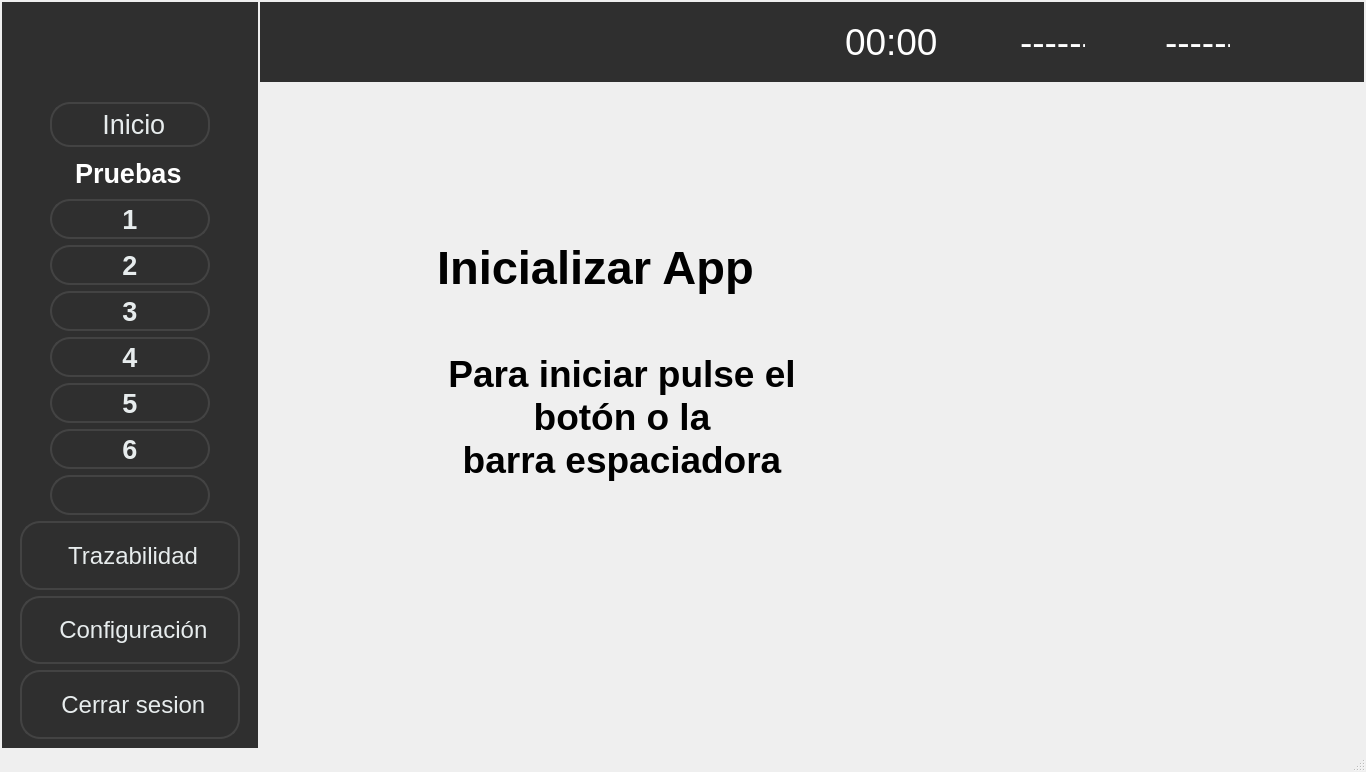
Before: the Qt Designer form ui/Application.ui in Patryckx/Nidec-tester, drawn with Qt 5.
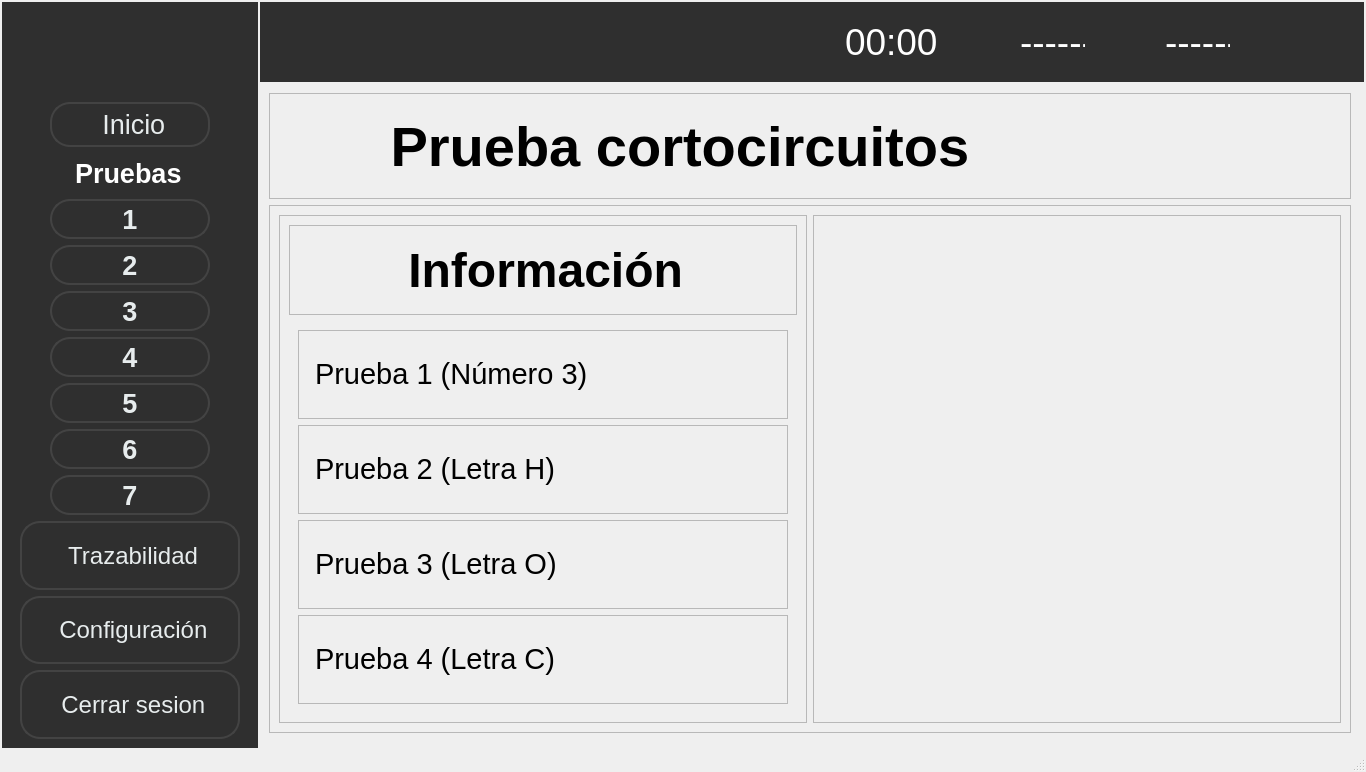
After: the same form once the commit is applied. The open tabs and pages were chosen to show the change. Icons and pictures are not drawn.

What changed in the file:
```diff
--- a/ui/Application.ui
+++ b/ui/Application.ui
@@ -11119,6 +11119,604 @@
         </item>
        </layout>
       </widget>
+      <widget class="QWidget" name="page_23">
+       <layout class="QVBoxLayout" name="verticalLayout_42" stretch="1,5">
+        <item>
+         <widget class="QFrame" name="frame_21">
+          <property name="frameShape">
+           <enum>QFrame::StyledPanel</enum>
+          </property>
+          <property name="frameShadow">
+           <enum>QFrame::Raised</enum>
+          </property>
+          <layout class="QHBoxLayout" name="horizontalLayout_151">
+           <item>
+            <widget class="QLabel" name="label_108">
+             <property name="sizePolicy">
+              <sizepolicy hsizetype="Ignored" vsizetype="Ignored">
+               <horstretch>0</horstretch>
+               <verstretch>0</verstretch>
+              </sizepolicy>
+             </property>
+             <property name="minimumSize">
+              <size>
+               <width>70</width>
+               <height>70</height>
+              </size>
+             </property>
+             <property name="maximumSize">
+              <size>
+               <width>90</width>
+               <height>90</height>
+              </size>
+             </property>
+             <property name="text">
+              <string/>
+             </property>
+             <property name="pixmap">
+              <pixmap resource="../resources/resources.qrc">:/resources/number-3.png</pixmap>
+             </property>
+             <property name="scaledContents">
+              <bool>true</bool>
+             </property>
+            </widget>
+           </item>
+           <item>
+            <widget class="QLabel" name="label_109">
+             <property name="font">
+              <font>
+               <family>MS Shell Dlg 2</family>
+               <pointsize>42</pointsize>
+               <weight>75</weight>
+               <bold>true</bold>
+              </font>
+             </property>
+             <property name="text">
+              <string> Prueba cortocircuitos</string>
+             </property>
+            </widget>
+           </item>
+          </layout>
+         </widget>
+        </item>
+        <item>
+         <widget class="QFrame" name="frame_15">
+          <property name="sizePolicy">
+           <sizepolicy hsizetype="Ignored" vsizetype="Ignored">
+            <horstretch>0</horstretch>
+            <verstretch>0</verstretch>
+           </sizepolicy>
+          </property>
+          <property name="frameShape">
+           <enum>QFrame::StyledPanel</enum>
+          </property>
+          <property name="frameShadow">
+           <enum>QFrame::Raised</enum>
+          </property>
+          <layout class="QHBoxLayout" name="horizontalLayout_149" stretch="1,1">
+           <item>
+            <widget class="QFrame" name="frame_16">
+             <property name="sizePolicy">
+              <sizepolicy hsizetype="Ignored" vsizetype="Ignored">
+               <horstretch>0</horstretch>
+               <verstretch>0</verstretch>
+              </sizepolicy>
+             </property>
+             <property name="frameShape">
+              <enum>QFrame::StyledPanel</enum>
+             </property>
+             <property name="frameShadow">
+              <enum>QFrame::Raised</enum>
+             </property>
+             <layout class="QVBoxLayout" name="verticalLayout_40" stretch="0,5">
+              <item>
+               <widget class="QFrame" name="frame_17">
+                <property name="frameShape">
+                 <enum>QFrame::StyledPanel</enum>
+                </property>
+                <property name="frameShadow">
+                 <enum>QFrame::Raised</enum>
+                </property>
+                <layout class="QHBoxLayout" name="horizontalLayout_150">
+                 <item>
+                  <widget class="QLabel" name="label_96">
+                   <property name="sizePolicy">
+                    <sizepolicy hsizetype="Ignored" vsizetype="Ignored">
+                     <horstretch>0</horstretch>
+                     <verstretch>0</verstretch>
+                    </sizepolicy>
+                   </property>
+                   <property name="minimumSize">
+                    <size>
+                     <width>70</width>
+                     <height>70</height>
+                    </size>
+                   </property>
+                   <property name="maximumSize">
+                    <size>
+                     <width>90</width>
+                     <height>90</height>
+                    </size>
+                   </property>
+                   <property name="text">
+                    <string/>
+                   </property>
+                   <property name="pixmap">
+                    <pixmap resource="../resources/resources.qrc">:/resources/informacion.png</pixmap>
+                   </property>
+                   <property name="scaledContents">
+                    <bool>true</bool>
+                   </property>
+                  </widget>
+                 </item>
+                 <item>
+                  <widget class="QLabel" name="label_97">
+                   <property name="font">
+                    <font>
+                     <pointsize>36</pointsize>
+                     <weight>75</weight>
+                     <bold>true</bold>
+                    </font>
+                   </property>
+                   <property name="text">
+                    <string> Información</string>
+                   </property>
+                  </widget>
+                 </item>
+                </layout>
+               </widget>
+              </item>
+              <item>
+               <widget class="QWidget" name="widget_4" native="true">
+                <property name="sizePolicy">
+                 <sizepolicy hsizetype="Ignored" vsizetype="Ignored">
+                  <horstretch>0</horstretch>
+                  <verstretch>0</verstretch>
+                 </sizepolicy>
+                </property>
+                <layout class="QVBoxLayout" name="verticalLayout_43">
+                 <item>
+                  <widget class="QFrame" name="frame_22">
+                   <property name="frameShape">
+                    <enum>QFrame::StyledPanel</enum>
+                   </property>
+                   <property name="frameShadow">
+                    <enum>QFrame::Raised</enum>
+                   </property>
+                   <layout class="QHBoxLayout" name="horizontalLayout_152">
+                    <item>
+                     <widget class="QLabel" name="label_98">
+                      <property name="minimumSize">
+                       <size>
+                        <width>350</width>
+                        <height>40</height>
+                       </size>
+                      </property>
+                      <property name="maximumSize">
+                       <size>
+                        <width>350</width>
+                        <height>40</height>
+                       </size>
+                      </property>
+                      <property name="font">
+                       <font>
+                        <pointsize>22</pointsize>
+                        <weight>50</weight>
+                        <bold>false</bold>
+                       </font>
+                      </property>
+                      <property name="text">
+                       <string>Prueba 1 (Número 3)</string>
+                      </property>
+                     </widget>
+                    </item>
+                    <item>
+                     <widget class="QLabel" name="lblLCD_ShortCircuit3">
+                      <property name="enabled">
+                       <bool>false</bool>
+                      </property>
+                      <property name="minimumSize">
+                       <size>
+                        <width>40</width>
+                        <height>40</height>
+                       </size>
+                      </property>
+                      <property name="maximumSize">
+                       <size>
+                        <width>40</width>
+                        <height>40</height>
+                       </size>
+                      </property>
+                      <property name="cursor">
+                       <cursorShape>ArrowCursor</cursorShape>
+                      </property>
+                      <property name="text">
+                       <string/>
+                      </property>
+                      <property name="pixmap">
+                       <pixmap resource="../resources/resources.qrc">:/resources/right.png</pixmap>
+                      </property>
+                      <property name="scaledContents">
+                       <bool>true</bool>
+                      </property>
+                     </widget>
+                    </item>
+                    <item>
+                     <widget class="QLabel" name="lblLCD_ShortCircuit3Input">
+                      <property name="minimumSize">
+                       <size>
+                        <width>40</width>
+                        <height>40</height>
+                       </size>
+                      </property>
+                      <property name="maximumSize">
+                       <size>
+                        <width>40</width>
+                        <height>40</height>
+                       </size>
+                      </property>
+                      <property name="cursor">
+                       <cursorShape>ArrowCursor</cursorShape>
+                      </property>
+                      <property name="text">
+                       <string/>
+                      </property>
+                      <property name="pixmap">
+                       <pixmap resource="../resources/resources.qrc">:/resources/seven-segment-display.png</pixmap>
+                      </property>
+                      <property name="scaledContents">
+                       <bool>true</bool>
+                      </property>
+                     </widget>
+                    </item>
+                   </layout>
+                  </widget>
+                 </item>
+                 <item>
+                  <widget class="QFrame" name="frame_23">
+                   <property name="frameShape">
+                    <enum>QFrame::StyledPanel</enum>
+                   </property>
+                   <property name="frameShadow">
+                    <enum>QFrame::Raised</enum>
+                   </property>
+                   <layout class="QHBoxLayout" name="horizontalLayout_153">
+                    <item>
+                     <widget class="QLabel" name="label_102">
+                      <property name="minimumSize">
+                       <size>
+                        <width>350</width>
+                        <height>40</height>
+                       </size>
+                      </property>
+                      <property name="maximumSize">
+                       <size>
+                        <width>350</width>
+                        <height>40</height>
+                       </size>
+                      </property>
+                      <property name="font">
+                       <font>
+                        <pointsize>22</pointsize>
+                        <weight>50</weight>
+                        <bold>false</bold>
+                       </font>
+                      </property>
+                      <property name="text">
+                       <string>Prueba 2 (Letra H)</string>
+                      </property>
+                     </widget>
+                    </item>
+                    <item>
+                     <widget class="QLabel" name="lblLCD_ShortCircuitH">
+                      <property name="enabled">
+                       <bool>false</bool>
+                      </property>
+                      <property name="minimumSize">
+                       <size>
+                        <width>40</width>
+                        <height>40</height>
+                       </size>
+                      </property>
+                      <property name="maximumSize">
+                       <size>
+                        <width>40</width>
+                        <height>40</height>
+                       </size>
+                      </property>
+                      <property name="cursor">
+                       <cursorShape>ArrowCursor</cursorShape>
+                      </property>
+                      <property name="text">
+                       <string/>
+                      </property>
+                      <property name="pixmap">
+                       <pixmap resource="../resources/resources.qrc">:/resources/right.png</pixmap>
+                      </property>
+                      <property name="scaledContents">
+                       <bool>true</bool>
+                      </property>
+                     </widget>
+                    </item>
+                    <item>
+                     <widget class="QLabel" name="lblLCD_ShortCircuitHInput">
+                      <property name="minimumSize">
+                       <size>
+                        <width>40</width>
+                        <height>40</height>
+                       </size>
+                      </property>
+                      <property name="maximumSize">
+                       <size>
+                        <width>40</width>
+                        <height>40</height>
+                       </size>
+                      </property>
+                      <property name="cursor">
+                       <cursorShape>ArrowCursor</cursorShape>
+                      </property>
+                      <property name="text">
+                       <string/>
+                      </property>
+                      <property name="pixmap">
+                       <pixmap resource="../resources/resources.qrc">:/resources/seven-segment-display.png</pixmap>
+                      </property>
+                      <property name="scaledContents">
+                       <bool>true</bool>
+                      </property>
+                     </widget>
+                    </item>
+                   </layout>
+                  </widget>
+                 </item>
+                 <item>
+                  <widget class="QFrame" name="frame_24">
+                   <property name="frameShape">
+                    <enum>QFrame::StyledPanel</enum>
+                   </property>
+                   <property name="frameShadow">
+                    <enum>QFrame::Raised</enum>
+                   </property>
+                   <layout class="QHBoxLayout" name="horizontalLayout_154">
+                    <item>
+                     <widget class="QLabel" name="label_103">
+                      <property name="minimumSize">
+                       <size>
+                        <width>350</width>
+                        <height>40</height>
+                       </size>
+                      </property>
+                      <property name="maximumSize">
+                       <size>
+                        <width>350</width>
+                        <height>40</height>
+                       </size>
+                      </property>
+                      <property name="font">
+                       <font>
+                        <pointsize>22</pointsize>
+                        <weight>50</weight>
+                        <bold>false</bold>
+                       </font>
+                      </property>
+                      <property name="text">
+                       <string>Prueba 3 (Letra O)</string>
+                      </property>
+                     </widget>
+                    </item>
+                    <item>
+                     <widget class="QLabel" name="lblLCD_ShortCircuitO">
+                      <property name="enabled">
+                       <bool>false</bool>
+                      </property>
+                      <property name="minimumSize">
+                       <size>
+                        <width>40</width>
+                        <height>40</height>
+                       </size>
+                      </property>
+                      <property name="maximumSize">
+                       <size>
+                        <width>40</width>
+                        <height>40</height>
+                       </size>
+                      </property>
+                      <property name="cursor">
+                       <cursorShape>ArrowCursor</cursorShape>
+                      </property>
+                      <property name="text">
+                       <string/>
+                      </property>
+                      <property name="pixmap">
+                       <pixmap resource="../resources/resources.qrc">:/resources/right.png</pixmap>
+                      </property>
+                      <property name="scaledContents">
+                       <bool>true</bool>
+                      </property>
+                     </widget>
+                    </item>
+                    <item>
+                     <widget class="QLabel" name="lblLCD_ShortCircuitOInput">
+                      <property name="minimumSize">
+                       <size>
+                        <width>40</width>
+                        <height>40</height>
+                       </size>
+                      </property>
+                      <property name="maximumSize">
+                       <size>
+                        <width>40</width>
+                        <height>40</height>
+                       </size>
+                      </property>
+                      <property name="cursor">
+                       <cursorShape>ArrowCursor</cursorShape>
+                      </property>
+                      <property name="text">
+                       <string/>
+                      </property>
+                      <property name="pixmap">
+                       <pixmap resource="../resources/resources.qrc">:/resources/seven-segment-display.png</pixmap>
+                      </property>
+                      <property name="scaledContents">
+                       <bool>true</bool>
+                      </property>
+                     </widget>
+                    </item>
+                   </layout>
+                  </widget>
+                 </item>
+                 <item>
+                  <widget class="QFrame" name="frame_25">
+                   <property name="frameShape">
+                    <enum>QFrame::StyledPanel</enum>
+                   </property>
+                   <property name="frameShadow">
+                    <enum>QFrame::Raised</enum>
+                   </property>
+                   <layout class="QHBoxLayout" name="horizontalLayout_155">
+                    <item>
+                     <widget class="QLabel" name="label_104">
+                      <property name="minimumSize">
+                       <size>
+                        <width>350</width>
+                        <height>40</height>
+                       </size>
+                      </property>
+                      <property name="maximumSize">
+                       <size>
+                        <width>350</width>
+                        <height>40</height>
+                       </size>
+                      </property>
+                      <property name="font">
+                       <font>
+                        <pointsize>22</pointsize>
+                        <weight>50</weight>
+                        <bold>false</bold>
+                       </font>
+                      </property>
+                      <property name="text">
+                       <string>Prueba 4 (Letra C)</string>
+                      </property>
+                     </widget>
+                    </item>
+                    <item>
+                     <widget class="QLabel" name="lblLCD_ShortCircuitC">
+                      <property name="enabled">
+                       <bool>false</bool>
+                      </property>
+                      <property name="minimumSize">
+                       <size>
+                        <width>40</width>
+                        <height>40</height>
+                       </size>
+                      </property>
+                      <property name="maximumSize">
+                       <size>
+                        <width>40</width>
+                        <height>40</height>
+                       </size>
+                      </property>
+                      <property name="cursor">
+                       <cursorShape>ArrowCursor</cursorShape>
+                      </property>
+                      <property name="text">
+                       <string/>
+                      </property>
+                      <property name="pixmap">
+                       <pixmap resource="../resources/resources.qrc">:/resources/right.png</pixmap>
+                      </property>
+                      <property name="scaledContents">
+                       <bool>true</bool>
+                      </property>
+                     </widget>
+                    </item>
+                    <item>
+                     <widget class="QLabel" name="lblLCD_ShortCircuitCInput">
+                      <property name="minimumSize">
+                       <size>
+                        <width>40</width>
+                        <height>40</height>
+                       </size>
+                      </property>
+                      <property name="maximumSize">
+                       <size>
+                        <width>40</width>
+                        <height>40</height>
+                       </size>
+                      </property>
+                      <property name="cursor">
+                       <cursorShape>ArrowCursor</cursorShape>
+                      </property>
+                      <property name="text">
+                       <string/>
+                      </property>
+                      <property name="pixmap">
+                       <pixmap resource="../resources/resources.qrc">:/resources/seven-segment-display.png</pixmap>
+                      </property>
+                      <property name="scaledContents">
+                       <bool>true</bool>
+                      </property>
+                     </widget>
+                    </item>
+                   </layout>
+                  </widget>
+                 </item>
+                </layout>
+               </widget>
+              </item>
+             </layout>
+            </widget>
+           </item>
+           <item>
+            <widget class="QFrame" name="frame_18">
+             <property name="sizePolicy">
+              <sizepolicy hsizetype="Ignored" vsizetype="Ignored">
+               <horstretch>0</horstretch>
+               <verstretch>0</verstretch>
+              </sizepolicy>
+             </property>
+             <property name="frameShape">
+              <enum>QFrame::StyledPanel</enum>
+             </property>
+             <property name="frameShadow">
+              <enum>QFrame::Raised</enum>
+             </property>
+             <layout class="QGridLayout" name="gridLayout_25">
+              <item row="0" column="0">
+               <widget class="QLabel" name="PentairIMG_10">
+                <property name="minimumSize">
+                 <size>
+                  <width>400</width>
+                  <height>400</height>
+                 </size>
+                </property>
+                <property name="maximumSize">
+                 <size>
+                  <width>400</width>
+                  <height>400</height>
+                 </size>
+                </property>
+                <property name="text">
+                 <string/>
+                </property>
+                <property name="pixmap">
+                 <pixmap resource="../resources/resources.qrc">:/resources/LCDS_ayuda_visual.png</pixmap>
+                </property>
+                <property name="scaledContents">
+                 <bool>true</bool>
+                </property>
+               </widget>
+              </item>
+             </layout>
+            </widget>
+           </item>
+          </layout>
+         </widget>
+        </item>
+       </layout>
+      </widget>
      </widget>
     </item>
     <item row="0" column="1">
@@ -12331,17 +12929,15 @@
            <property name="font">
             <font>
              <pointsize>20</pointsize>
+             <weight>75</weight>
+             <bold>true</bold>
             </font>
            </property>
            <property name="styleSheet">
             <string notr="true">color: rgb(231, 236, 237);</string>
            </property>
            <property name="text">
-            <string/>
-           </property>
-           <property name="icon">
-            <iconset resource="../resources/resources.qrc">
-             <normaloff>:/resources/clipboard.png</normaloff>:/resources/clipboard.png</iconset>
+            <string>7</string>
            </property>
            <property name="iconSize">
             <size>
```
Left out of the diff: 8 changed lines with no effect on the pictures.
